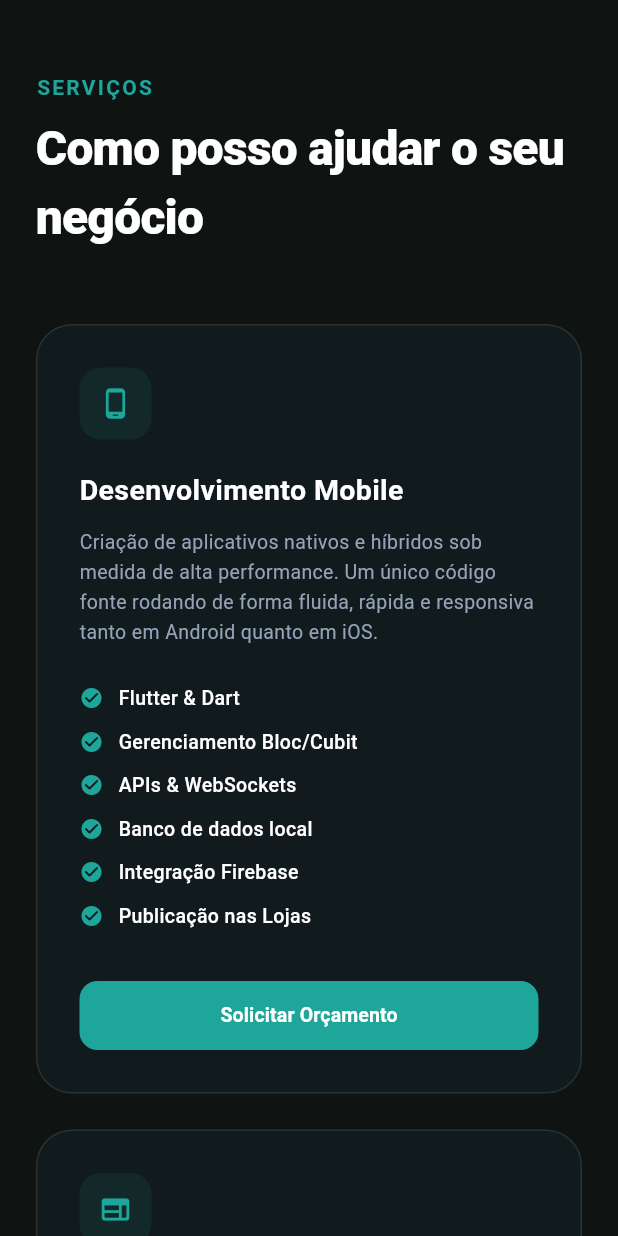
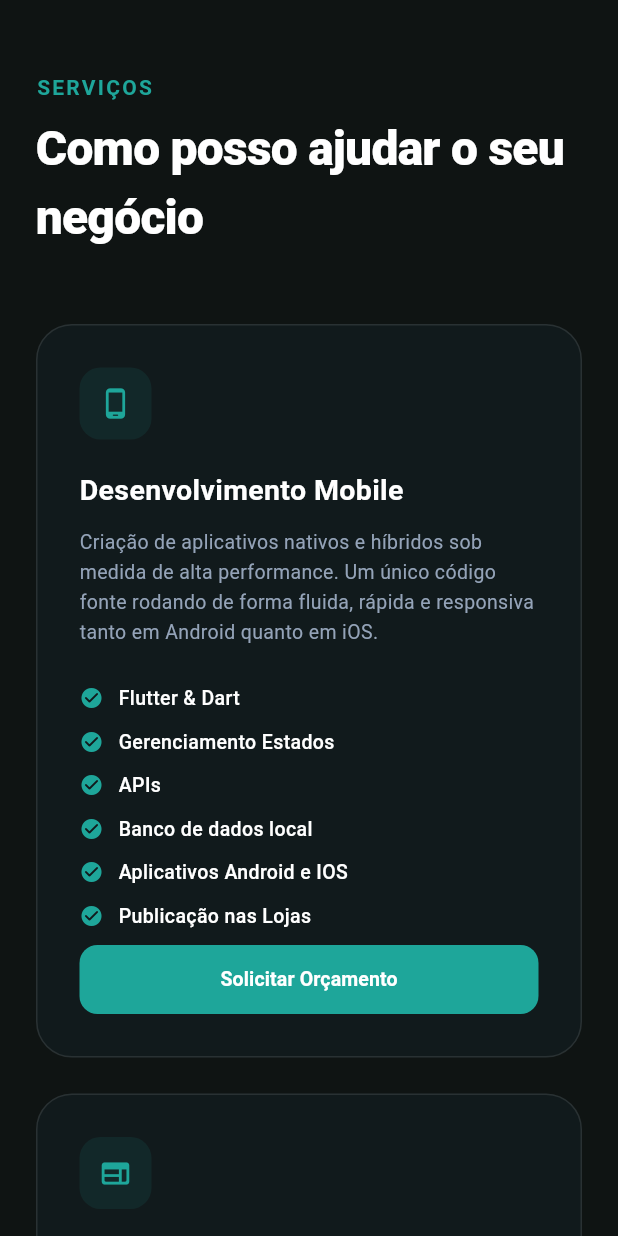
Before and after one commit to JonathanOishi/my_site_repository, a Flutter app: the screen it shows after launch, after a tap on the "menu" icon, after a tap on "LinkedIn", on a phone screen of 412 x 824 dp. Run offline on Flutter 3.47's test engine with Material 3 defaults, Android fonts, the phone set to English and light mode, and no system bars.

Commit message:
finalizando projeto

```diff
--- a/lib/features/view/navigation/home_nav_items.dart
+++ b/lib/features/view/navigation/home_nav_items.dart
@@ -21,6 +21,6 @@ const List<HomeNavItem> homeNavItems = [
   HomeNavItem(id: HomeSectionIds.experience, label: 'Experiencia'),
   HomeNavItem(id: HomeSectionIds.education, label: 'Formacao'),
   HomeNavItem(id: HomeSectionIds.projects, label: 'Projetos'),
-  HomeNavItem(id: HomeSectionIds.service, label: 'Service'),
+  HomeNavItem(id: HomeSectionIds.service, label: 'Serviços'),
   HomeNavItem(id: HomeSectionIds.contact, label: 'Contato', isPrimary: true),
 ];
--- a/lib/features/view/sections/contact_section.dart
+++ b/lib/features/view/sections/contact_section.dart
@@ -1,8 +1,8 @@
 import 'package:flutter/material.dart';
+import 'package:url_launcher/url_launcher.dart';
 import 'package:jonathan_oishi_portfolio/core/responsive/app_spacing.dart';
 import 'package:jonathan_oishi_portfolio/core/responsive/responsive.dart';
 import 'package:jonathan_oishi_portfolio/core/theme/app_colors_theme.dart';
-import 'package:url_launcher/url_launcher.dart'; // 1. Importação do url_launcher
 
 class ContactSection extends StatelessWidget {
   const ContactSection({super.key});
@@ -94,8 +94,58 @@ class ContactSection extends StatelessWidget {
   }
 }
 
-class _ContactFormCard extends StatelessWidget {
+class _ContactFormCard extends StatefulWidget {
   const _ContactFormCard();
+
+  @override
+  State<_ContactFormCard> createState() => _ContactFormCardState();
+}
+
+class _ContactFormCardState extends State<_ContactFormCard> {
+  final _nameController = TextEditingController();
+  final _emailController = TextEditingController();
+  final _messageController = TextEditingController();
+
+  Future<void> _sendToWhatsApp() async {
+    if (_nameController.text.trim().isEmpty ||
+        _emailController.text.trim().isEmpty ||
+        _messageController.text.trim().isEmpty) {
+      ScaffoldMessenger.of(context).showSnackBar(
+        const SnackBar(
+          content: Text('Preencha todos os campos'),
+        ),
+      );
+      return;
+    }
+
+    final texto =
+        '''
+        🚀 Nova solicitação pelo portfólio
+
+        👤 Nome: ${_nameController.text}
+        📧 Email: ${_emailController.text}
+
+        💬 Mensagem:
+        ${_messageController.text}
+        ''';
+
+    final uri = Uri.parse(
+      'https://wa.me/5511951402161?text=${Uri.encodeComponent(texto)}',
+    );
+
+    await launchUrl(
+      uri,
+      mode: LaunchMode.externalApplication,
+    );
+  }
+
+  @override
+  void dispose() {
+    _nameController.dispose();
+    _emailController.dispose();
+    _messageController.dispose();
+    super.dispose();
+  }
 
   @override
   Widget build(BuildContext context) {
@@ -110,31 +160,46 @@ class _ContactFormCard extends StatelessWidget {
         crossAxisAlignment: CrossAxisAlignment.start,
         children: [
           const Text(
-            'Vamos construir algo incrivel?',
+            'Vamos construir algo incrível?',
             style: TextStyle(
               color: AppColors.textPrimary,
               fontSize: 18,
               fontWeight: FontWeight.w700,
             ),
           ),
+
           const SizedBox(height: AppSpacing.lg),
+
           const _FieldLabel('SEU NOME'),
-          const _InputPlaceholder(hint: 'Jonathan Oishi'),
+          TextField(
+            controller: _nameController,
+            decoration: _inputDecoration('Nome Completo'),
+          ),
+
           const SizedBox(height: AppSpacing.md),
+
           const _FieldLabel('EMAIL'),
-          const _InputPlaceholder(hint: 'email@exemplo.com'),
+          TextField(
+            controller: _emailController,
+            decoration: _inputDecoration('email@exemplo.com'),
+          ),
+
           const SizedBox(height: AppSpacing.md),
+
           const _FieldLabel('MENSAGEM'),
-          const _InputPlaceholder(
-            hint: 'Descreva seu projeto ou proposta...',
-            isLongText: true,
+          TextField(
+            controller: _messageController,
+            maxLines: 5,
+            decoration: _inputDecoration('Descreva seu projeto ou proposta...'),
           ),
+
           const SizedBox(height: AppSpacing.lg),
+
           SizedBox(
             width: double.infinity,
             height: 48,
             child: ElevatedButton(
-              onPressed: () {},
+              onPressed: _sendToWhatsApp,
               style: ElevatedButton.styleFrom(
                 backgroundColor: AppColors.primary,
                 foregroundColor: AppColors.textPrimary,
@@ -149,6 +214,29 @@ class _ContactFormCard extends StatelessWidget {
             ),
           ),
         ],
+      ),
+    );
+  }
+
+  InputDecoration _inputDecoration(String hint) {
+    return InputDecoration(
+      hintText: hint,
+      filled: true,
+      fillColor: AppColors.input,
+      border: OutlineInputBorder(
+        borderRadius: BorderRadius.circular(10),
+        borderSide: BorderSide(color: AppColors.border),
+      ),
+      enabledBorder: OutlineInputBorder(
+        borderRadius: BorderRadius.circular(10),
+        borderSide: BorderSide(color: AppColors.border),
+      ),
+      focusedBorder: OutlineInputBorder(
+        borderRadius: BorderRadius.circular(10),
+        borderSide: BorderSide(
+          color: AppColors.primary,
+          width: 2,
+        ),
       ),
     );
   }
@@ -314,38 +402,3 @@ class _FieldLabel extends StatelessWidget {
     );
   }
 }
-
-class _InputPlaceholder extends StatelessWidget {
-  const _InputPlaceholder({
-    required this.hint,
-    this.isLongText = false,
-  });
-
-  final String hint;
-  final bool isLongText;
-
-  @override
-  Widget build(BuildContext context) {
-    return Container(
-      width: double.infinity,
-      height: isLongText ? 110 : 44,
-      alignment: isLongText ? Alignment.topLeft : Alignment.centerLeft,
-      padding: EdgeInsets.symmetric(
-        horizontal: AppSpacing.md,
-        vertical: isLongText ? AppSpacing.md : 0,
-      ),
-      decoration: BoxDecoration(
-        color: AppColors.input,
-        borderRadius: BorderRadius.circular(10),
-        border: Border.all(color: AppColors.border),
-      ),
-      child: Text(
-        hint,
-        style: const TextStyle(
-          color: AppColors.textSecondary,
-          fontSize: 12,
-        ),
-      ),
-    );
-  }
-}
--- a/lib/features/view/sections/projects_section.dart
+++ b/lib/features/view/sections/projects_section.dart
@@ -58,6 +58,7 @@ class ProjectsSection extends StatelessWidget {
 
 class _Header extends StatelessWidget {
   final double titleSize;
+
   const _Header({required this.titleSize});
 
   @override
@@ -83,13 +84,20 @@ class _Header extends StatelessWidget {
 
     final link = const Text(
       'Projetos',
-      style: TextStyle(color: AppColors.primary, fontWeight: FontWeight.w600),
+      style: TextStyle(
+        color: AppColors.primary,
+        fontWeight: FontWeight.w600,
+      ),
     );
 
     return isMobile
         ? Column(
             crossAxisAlignment: CrossAxisAlignment.start,
-            children: [title, const SizedBox(height: 6), link],
+            children: [
+              title,
+              const SizedBox(height: 6),
+              link,
+            ],
           )
         : Row(
             mainAxisAlignment: MainAxisAlignment.spaceBetween,
@@ -98,49 +106,107 @@ class _Header extends StatelessWidget {
   }
 }
 
-class _ProjectsGrid extends StatelessWidget {
+class _ProjectsGrid extends StatefulWidget {
   const _ProjectsGrid();
+
+  @override
+  State<_ProjectsGrid> createState() => _ProjectsGridState();
+}
+
+class _ProjectsGridState extends State<_ProjectsGrid> {
+  late final PageController _pageController;
+
+  @override
+  void initState() {
+    super.initState();
+    _pageController = PageController(
+      viewportFraction: 0.88,
+    ); // Ajustado levemente para Mobile ver melhor a pista do próximo card
+  }
+
+  @override
+  void dispose() {
+    _pageController.dispose();
+    super.dispose();
+  }
 
   @override
   Widget build(BuildContext context) {
     final cards = const [
       _ProjectCard(
         title: 'MyFinancy',
-        description: '...',
+        description:
+            'Aplicativo de controle financeiro pessoal que permite gerenciar receitas, despesas e acompanhar o saldo de forma simples e organizada, com autenticação de usuários e sincronização em nuvem.',
         imageLink: 'assets/my_financy.png',
-        technologies: ['Kotlin', 'MVVM', 'Firebase'],
+        technologies: [
+          'Kotlin',
+          'MVVM',
+          'Firebase',
+          'Retrofit',
+          'REST API',
+          'FCM',
+          'AdMob',
+          'Material 3',
+        ],
       ),
       _ProjectCard(
         title: 'GeoTasks',
-        description: '...',
+        description:
+            'Aplicativo de gerenciamento de tarefas desenvolvido em Flutter, permitindo criar, editar, concluir e organizar tarefas com sincronização em tempo real, autenticação de usuários e integração com geolocalização.',
         imageLink: 'assets/geo_tasks.png',
-        technologies: ['Flutter', 'Dart', 'Provider'],
+        technologies: [
+          'Flutter',
+          'Dart',
+          'Provider',
+          'MVVM',
+          'Firebase Auth',
+          'Firestore',
+          'Geolocator',
+          'Image Picker',
+          'Slidable',
+          'Dotenv',
+        ],
       ),
       _ProjectCard(
         title: 'Web Site Portifolio',
-        description: '...',
+        description:
+            'Portfólio profissional desenvolvido em Flutter Web para apresentar minha trajetória, formação acadêmica, experiência profissional, stack tecnológica e projetos desenvolvidos.',
         imageLink: 'assets/port_web.png',
-        technologies: ['Flutter', 'Dart', 'Design System'],
+        technologies: [
+          'Flutter',
+          'Dart',
+          'Material Design 3',
+          'Responsive',
+          'Componentização',
+          'Animation',
+          'Design System',
+          'GitHub Pages',
+        ],
       ),
     ];
 
-    if (Responsive.isMobile(context)) {
+    final isMobile = Responsive.isMobile(context);
+
+    if (isMobile) {
       return Column(
         children: [
           SizedBox(
-            height: 480, // Altura fixa para evitar conflito de hit-test
-            child: ListView.builder(
-              scrollDirection: Axis.horizontal,
+            height:
+                490, // Aumentado de 440 para 490 para evitar o corte inferior dos botões e do indicador
+            child: PageView.builder(
+              controller: _pageController,
+              itemCount: cards.length,
               physics: const BouncingScrollPhysics(),
-              itemCount: cards.length,
-              itemBuilder: (context, index) => Container(
-                width: MediaQuery.of(context).size.width * 0.85,
-                margin: const EdgeInsets.only(right: 16),
+              padEnds: false,
+              itemBuilder: (context, index) {
+                return Padding(
+                  padding: const EdgeInsets.only(right: 16, top: 8, bottom: 8),
                   child: cards[index],
+                );
+              },
             ),
           ),
-          ),
-          const SizedBox(height: 16),
+          const SizedBox(height: 12),
           const _SwipeIndicator(),
         ],
       );
@@ -149,6 +215,7 @@ class _ProjectsGrid extends StatelessWidget {
     return LayoutBuilder(
       builder: (context, constraints) {
         final isDesktop = constraints.maxWidth >= 1000;
+
         return GridView.builder(
           shrinkWrap: true,
           physics: const NeverScrollableScrollPhysics(),
@@ -157,7 +224,9 @@ class _ProjectsGrid extends StatelessWidget {
             crossAxisCount: isDesktop ? 3 : 2,
             crossAxisSpacing: AppSpacing.md,
             mainAxisSpacing: AppSpacing.md,
-            childAspectRatio: isDesktop ? 0.70 : 0.64,
+            childAspectRatio: isDesktop
+                ? 0.64
+                : 0.58, // Ajustado para garantir espaço interno responsivo no desktop/tablet
           ),
           itemBuilder: (context, index) => cards[index],
         );
@@ -167,7 +236,9 @@ class _ProjectsGrid extends StatelessWidget {
 }
 
 class _ProjectCard extends StatefulWidget {
-  final String title, description, imageLink;
+  final String title;
+  final String description;
+  final String imageLink;
   final List<String> technologies;
 
   const _ProjectCard({
@@ -186,20 +257,20 @@ class _ProjectCardState extends State<_ProjectCard> {
 
   @override
   Widget build(BuildContext context) {
-    final isMobile = Responsive.isMobile(context);
-
-    // Definimos o card como um widget que garante que os cliques sejam capturados
-    final cardContent = AnimatedContainer(
+    return MouseRegion(
+      onEnter: (_) => setState(() => hover = true),
+      onExit: (_) => setState(() => hover = false),
+      child: AnimatedContainer(
         duration: const Duration(milliseconds: 250),
+        curve: Curves.easeOut,
         decoration: BoxDecoration(
           color: AppColors.background,
           borderRadius: BorderRadius.circular(18),
           border: Border.all(color: AppColors.border),
-        // Sombra condicional para evitar processamento desnecessário no mobile
-        boxShadow: !isMobile && hover
+          boxShadow: hover
               ? [
                   BoxShadow(
-                  color: Colors.black.withOpacity(0.18),
+                    color: Colors.black.withAlpha(46),
                     blurRadius: 18,
                     offset: const Offset(0, 10),
                   ),
@@ -207,6 +278,7 @@ class _ProjectCardState extends State<_ProjectCard> {
               : [],
         ),
         child: Column(
+          crossAxisAlignment: CrossAxisAlignment.start,
           children: [
             AspectRatio(
               aspectRatio: 16 / 10,
@@ -214,7 +286,10 @@ class _ProjectCardState extends State<_ProjectCard> {
                 borderRadius: const BorderRadius.vertical(
                   top: Radius.circular(18),
                 ),
-              child: Image.asset(widget.imageLink, fit: BoxFit.cover),
+                child: Image.asset(
+                  widget.imageLink,
+                  fit: BoxFit.cover,
+                ),
               ),
             ),
             Expanded(
@@ -234,7 +309,7 @@ class _ProjectCardState extends State<_ProjectCard> {
                     const SizedBox(height: 6),
                     Text(
                       widget.description,
-                    maxLines: 3,
+                      maxLines: 5,
                       overflow: TextOverflow.ellipsis,
                       style: const TextStyle(
                         fontSize: 13,
@@ -243,14 +318,67 @@ class _ProjectCardState extends State<_ProjectCard> {
                       ),
                     ),
                     const SizedBox(height: 12),
-                  // Tech Wrap...
-                  const Spacer(),
-                  // --- CORREÇÃO DE BOTÕES ---
+                    Wrap(
+                      spacing: 6,
+                      runSpacing: 6,
+                      children: widget.technologies.take(8).map((tech) {
+                        return Container(
+                          padding: const EdgeInsets.symmetric(
+                            horizontal: 9,
+                            vertical: 5,
+                          ),
+                          decoration: BoxDecoration(
+                            color: AppColors.primary.withOpacity(.12),
+                            borderRadius: BorderRadius.circular(6),
+                          ),
+                          child: Text(
+                            tech,
+                            style: const TextStyle(
+                              fontSize: 11,
+                              fontWeight: FontWeight.w600,
+                              color: AppColors.primary,
+                            ),
+                          ),
+                        );
+                      }).toList(),
+                    ),
+                    const Spacer(), // Garante que o bloco de botões fixe perfeitamente no rodapé do card
+                    const SizedBox(height: 12),
                     Row(
                       children: [
-                      _buildButton(context, "Preview", () {}),
+                        Expanded(
+                          child: SizedBox(
+                            height: 40,
+                            child: ElevatedButton(
+                              style: ElevatedButton.styleFrom(
+                                padding: EdgeInsets.zero,
+                                textStyle: const TextStyle(
+                                  fontSize: 13,
+                                  fontWeight: FontWeight.bold,
+                                ),
+                              ),
+                              onPressed: () {},
+                              child: const Text("Preview"),
+                            ),
+                          ),
+                        ),
                         const SizedBox(width: 10),
-                      _buildButton(context, "Código", () {}, isOutlined: true),
+                        Expanded(
+                          child: SizedBox(
+                            height: 40,
+                            child: OutlinedButton(
+                              style: OutlinedButton.styleFrom(
+                                padding: EdgeInsets.zero,
+                                textStyle: const TextStyle(
+                                  fontSize: 13,
+                                  fontWeight: FontWeight.bold,
+                                ),
+                              ),
+                              onPressed: () {},
+                              child: const Text("Código"),
+                            ),
+                          ),
+                        ),
                       ],
                     ),
                   ],
@@ -259,49 +387,49 @@ class _ProjectCardState extends State<_ProjectCard> {
             ),
           ],
         ),
-    );
-
-    // Se for mobile, retornamos o card puro (sem MouseRegion que causa conflito)
-    if (isMobile) return cardContent;
-
-    return MouseRegion(
-      onEnter: (_) => setState(() => hover = true),
-      onExit: (_) => setState(() => hover = false),
-      child: cardContent,
+      ),
     );
   }
+}
 
-  // Método auxiliar que garante a área de toque (HitTest) correta
-  Widget _buildButton(
-    BuildContext context,
-    String label,
-    VoidCallback onPressed, {
-    bool isOutlined = false,
-  }) {
-    return Expanded(
-      child: SizedBox(
-        height: 40,
-        child: Material(
-          color: Colors.transparent,
-          // O InkWell é o padrão correto para botões que precisam de feedback de toque
-          child: InkWell(
-            borderRadius: BorderRadius.circular(8),
-            onTap: onPressed,
-            child: isOutlined
-                ? OutlinedButton(onPressed: null, child: Text(label))
-                : ElevatedButton(onPressed: null, child: Text(label)),
-          ),
+class _SwipeIndicator extends StatefulWidget {
+  const _SwipeIndicator();
+
+  @override
+  State<_SwipeIndicator> createState() => _SwipeIndicatorState();
+}
+
+class _SwipeIndicatorState extends State<_SwipeIndicator>
+    with SingleTickerProviderStateMixin {
+  late final AnimationController _c;
+
+  @override
+  void initState() {
+    super.initState();
+    _c = AnimationController(
+      vsync: this,
+      duration: const Duration(milliseconds: 900),
+    )..repeat(reverse: true);
+  }
+
+  @override
+  void dispose() {
+    _c.dispose();
+    super.dispose();
+  }
+
+  @override
+  Widget build(BuildContext context) {
+    return FadeTransition(
+      opacity: _c,
+      child: const Text(
+        "← arraste para ver mais →",
+        style: TextStyle(
+          fontSize: 12,
+          color: Colors.grey,
+          fontWeight: FontWeight.w500,
         ),
       ),
     );
   }
 }
-
-class _SwipeIndicator extends StatelessWidget {
-  const _SwipeIndicator();
-  @override
-  Widget build(BuildContext context) => const Text(
-    "← arraste para ver mais →",
-    style: TextStyle(fontSize: 12, color: Colors.grey),
-  );
-}
--- a/lib/features/view/sections/services_section.dart
+++ b/lib/features/view/sections/services_section.dart
@@ -35,26 +35,26 @@ class ServicesSection extends StatelessWidget {
             'Criação de aplicativos nativos e híbridos sob medida de alta performance. Um único código fonte rodando de forma fluida, rápida e responsiva tanto em Android quanto em iOS.',
         features: [
           'Flutter & Dart',
-          'Gerenciamento Bloc/Cubit',
-          'APIs & WebSockets',
+          'Gerenciamento Estados',
+          'APIs',
           'Banco de dados local',
-          'Integração Firebase',
+          'Aplicativos Android e IOS',
           'Publicação nas Lojas',
         ],
         buttonText: 'Solicitar Orçamento',
       ),
       _ServiceData(
         icon: Icons.web_rounded,
-        title: 'Desenvolvimento Web',
+        title: 'Landing Pages',
         description:
-            'Desenvolvimento de ecossistemas web robustos, desde Landing Pages focadas em conversão até plataformas SaaS complexas com painéis administrativos inteligentes.',
+            'Criação de Landing Pages profissionais e estratégicas, desenvolvidas para destacar sua marca, captar leads e aumentar conversões. Do jeito solicitado.',
         features: [
-          'SaaS & Sistemas',
+          'Alta Conversão',
           'Responsividade Total',
           'Otimização SEO',
-          'Design UI/UX moderno',
-          'Painéis de Relatórios',
-          'Gateways de Pagamento',
+          'Design UI/UX Moderno',
+          'Integração com WhatsApp',
+          'Captação de Leads',
         ],
         buttonText: 'Consultar Valores',
       ),
@@ -141,8 +141,9 @@ class ServicesSection extends StatelessWidget {
                       );
                     }).toList(),
                   ),
-                  desktop: Row(
-                    crossAxisAlignment: CrossAxisAlignment.start,
+                  desktop: IntrinsicHeight(
+                    child: Row(
+                      crossAxisAlignment: CrossAxisAlignment.stretch,
                       children: services
                           .map(
                             (s) => Expanded(
@@ -158,6 +159,7 @@ class ServicesSection extends StatelessWidget {
                             ),
                           )
                           .toList(),
+                    ),
                   ),
                 ),
               ],
@@ -225,7 +227,6 @@ class _ServiceCardState extends State<_ServiceCard> {
       ),
       child: Column(
         crossAxisAlignment: CrossAxisAlignment.start,
-        mainAxisSize: MainAxisSize.min,
         children: [
           AnimatedContainer(
             duration: const Duration(milliseconds: 250),
@@ -260,6 +261,7 @@ class _ServiceCardState extends State<_ServiceCard> {
             ),
           ),
           const SizedBox(height: 24),
+
           ...widget.data.features.map(
             (feature) => Padding(
               padding: const EdgeInsets.only(bottom: 10),
@@ -285,7 +287,9 @@ class _ServiceCardState extends State<_ServiceCard> {
               ),
             ),
           ),
-          const SizedBox(height: 24),
+
+          const Spacer(),
+
           SizedBox(
             width: double.infinity,
             height: 46,
```
Also changed, not shown: lib/core/services/whatsapp_service.dart (added, +31 -0 lines), assets/jonathan_oishi.png. Lines whose indentation alone changed are shown as unchanged.
